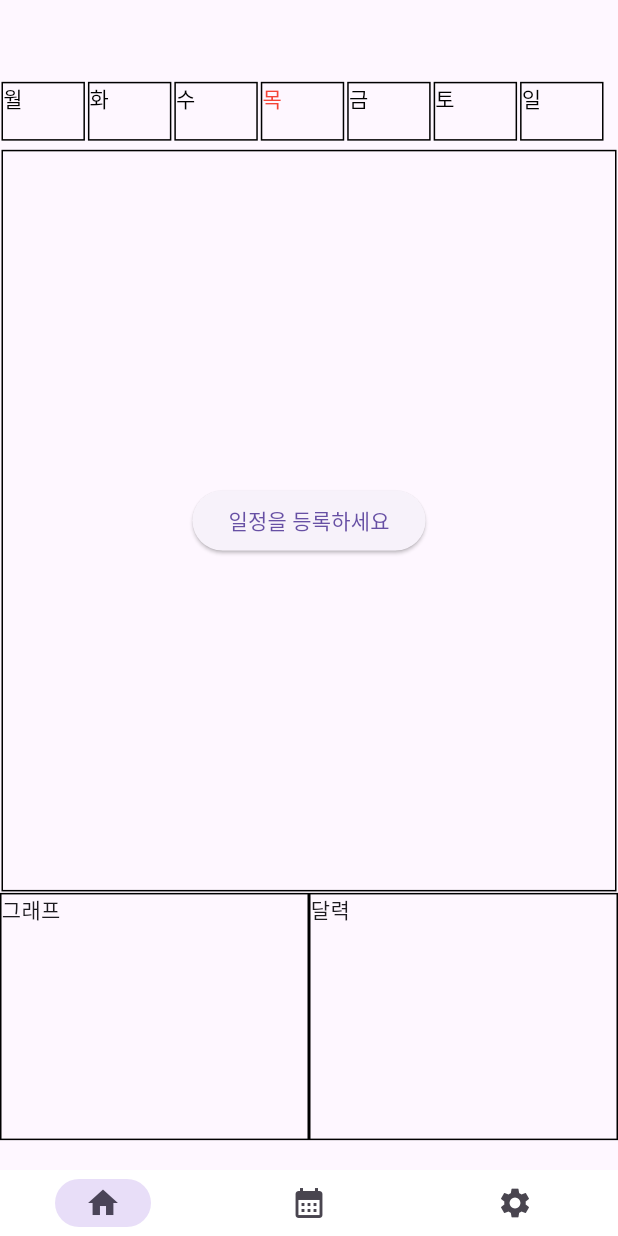
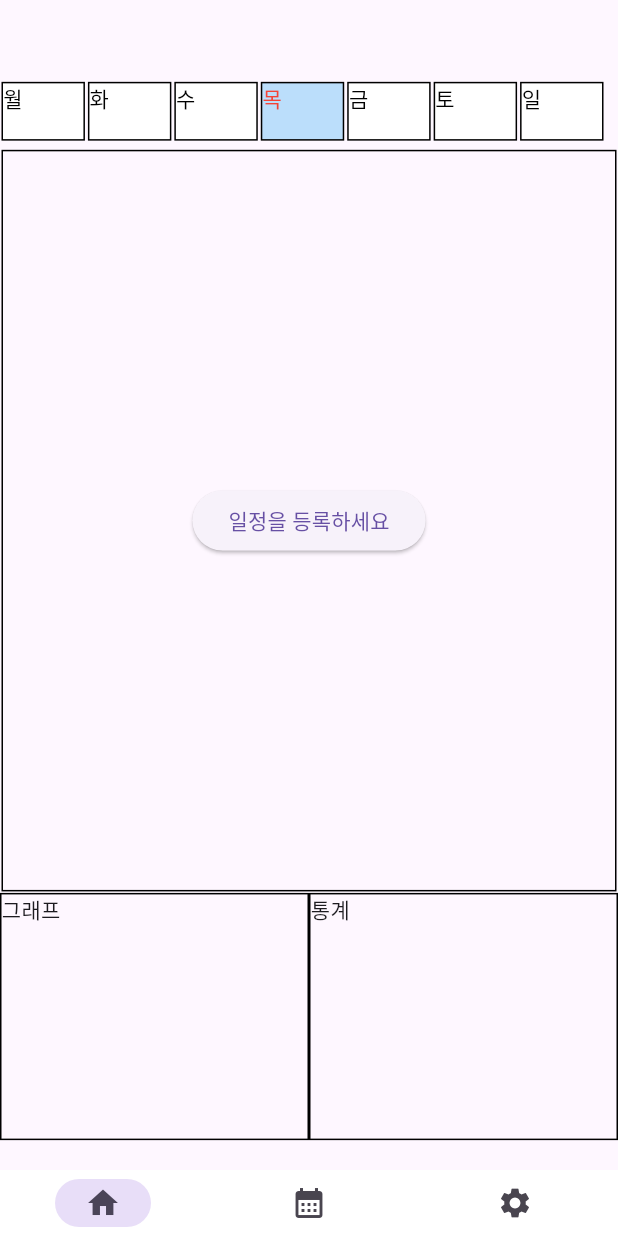
Before and after one commit to vxornjs11/Practice, a Flutter app: the screen it shows after launch, on a phone screen of 412 x 824 dp. Run offline on Flutter 3.47's test engine with Material 3 defaults, Android fonts, the phone set to English and light mode, and no system bars; our stand-ins replace get.

```diff
--- a/lib/screen/Mainpage.dart
+++ b/lib/screen/Mainpage.dart
@@ -58,6 +58,9 @@ class _MyWidgetState extends State<Mainpage> {
                             child: Container(
                               // color: Colors.white,
                               decoration: BoxDecoration(
+                                color: week[index] == formattedWeekday
+                                    ? Colors.blue.shade100
+                                    : Colors.white, // 색 지정.
                                 border: Border.all(
                                   color: Colors.black, // 원하는 색상을 지정
                                   width: 1.0, // 원하는 선의 두께를 지정
@@ -168,7 +171,7 @@ class _MyWidgetState extends State<Mainpage> {
                       width: 1.0, // 원하는 선의 두께를 지정
                     ),
                   ),
-                  child: Text("달력"),
+                  child: Text("통계"),
                 )
               ],
             )
```
Also changed, not shown: lib/screen/Set_schedule.dart (+31 -0 lines).
